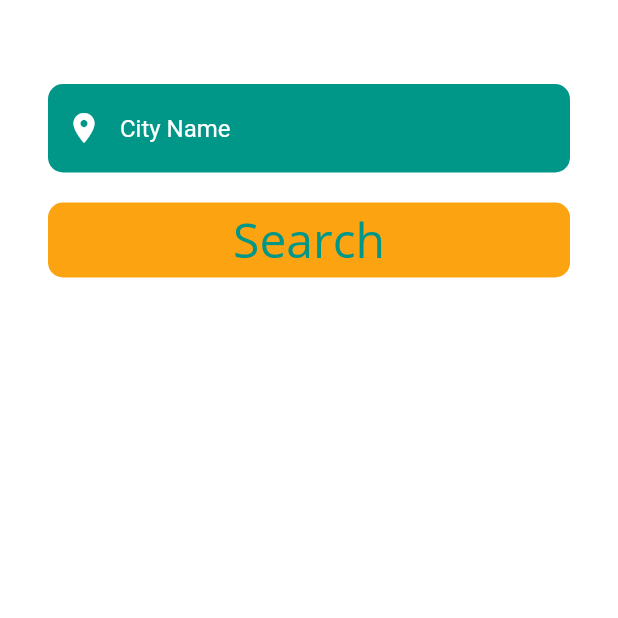
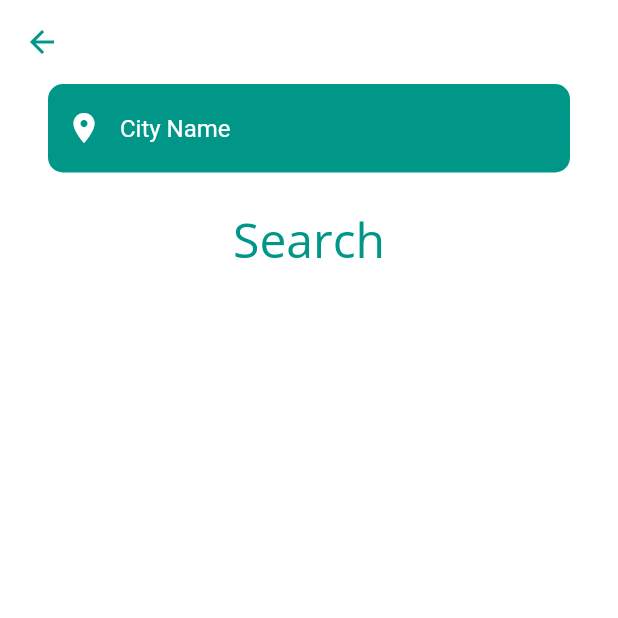
Before and after one commit to ariyadey/weather, a Flutter app: the CityScreen screen opened directly, on a phone screen of 412 x 824 dp, the top half of it. Run offline on Flutter 3.47's test engine with Material 2 defaults, Android fonts, the phone set to English and light mode, and no system bars; our stand-ins replace flutter_spinkit, geolocator; network calls fail.

Commit message:
Refactor city_screen.dart

```diff
--- a/lib/screens/city_screen.dart
+++ b/lib/screens/city_screen.dart
@@ -31,7 +31,7 @@ class _CityScreenState extends State<CityScreen> {
               height: 50.0,
               width: double.infinity,
               child: FlatButton(
-                color: Color(0xFFFCA311),
+                color: Colors.transparent,
                 shape: new RoundedRectangleBorder(
                     borderRadius: BorderRadius.all(Radius.circular(10.0))),
                 onPressed: () {
@@ -56,7 +56,7 @@ class _CityScreenState extends State<CityScreen> {
         splashRadius: 27.5,
         icon: Icon(
           Icons.arrow_back,
-          color: Colors.white,
+          color: kForegroundColor,
         ),
         onPressed: () {
           Navigator.pop(context);
```
